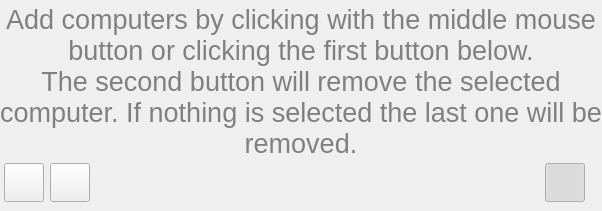
Old version of the form master/src/SpotlightPanel.ui in the repository veyon/veyon.
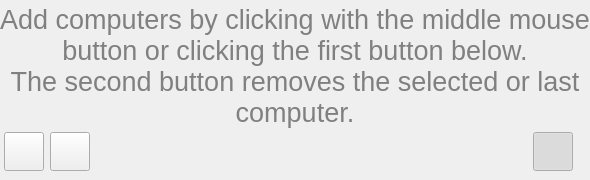
New version of the form. Icons and pictures are not drawn. Custom widgets are drawn as their Qt base class.

Commit message: SpotlightPanel: improve help text

```diff
--- a/master/src/SpotlightPanel.ui
+++ b/master/src/SpotlightPanel.ui
@@ -86,7 +86,7 @@
          </property>
          <property name="text">
           <string>Add computers by clicking with the middle mouse button or clicking the first button below.
-The second button will remove the selected computer. If nothing is selected the last one will be removed.</string>
+The second button removes the selected or last computer.</string>
          </property>
          <property name="alignment">
           <set>Qt::AlignCenter</set>
```
